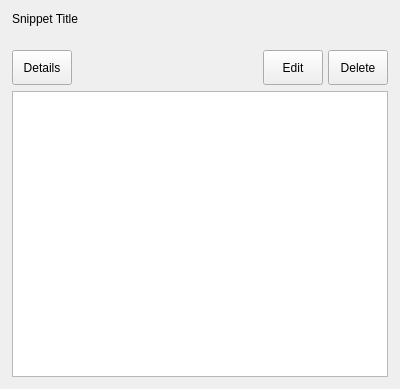
Above: core/ui/snips/widgets/snippet_card.ui from RearmostP/PySnips before the change. Below: the same form after it.
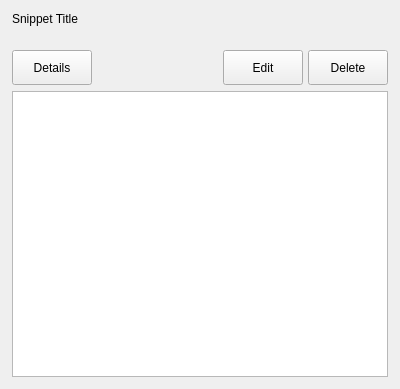
That is the form after the change.

```diff
--- a/core/ui/snips/widgets/snippet_card.ui
+++ b/core/ui/snips/widgets/snippet_card.ui
@@ -94,7 +94,7 @@
            </property>
            <property name="maximumSize">
             <size>
-             <width>60</width>
+             <width>16777215</width>
              <height>35</height>
             </size>
            </property>
@@ -129,7 +129,7 @@
            </property>
            <property name="maximumSize">
             <size>
-             <width>60</width>
+             <width>16777215</width>
              <height>35</height>
             </size>
            </property>
@@ -151,7 +151,7 @@
            </property>
            <property name="maximumSize">
             <size>
-             <width>60</width>
+             <width>16777215</width>
              <height>35</height>
             </size>
            </property>
```
